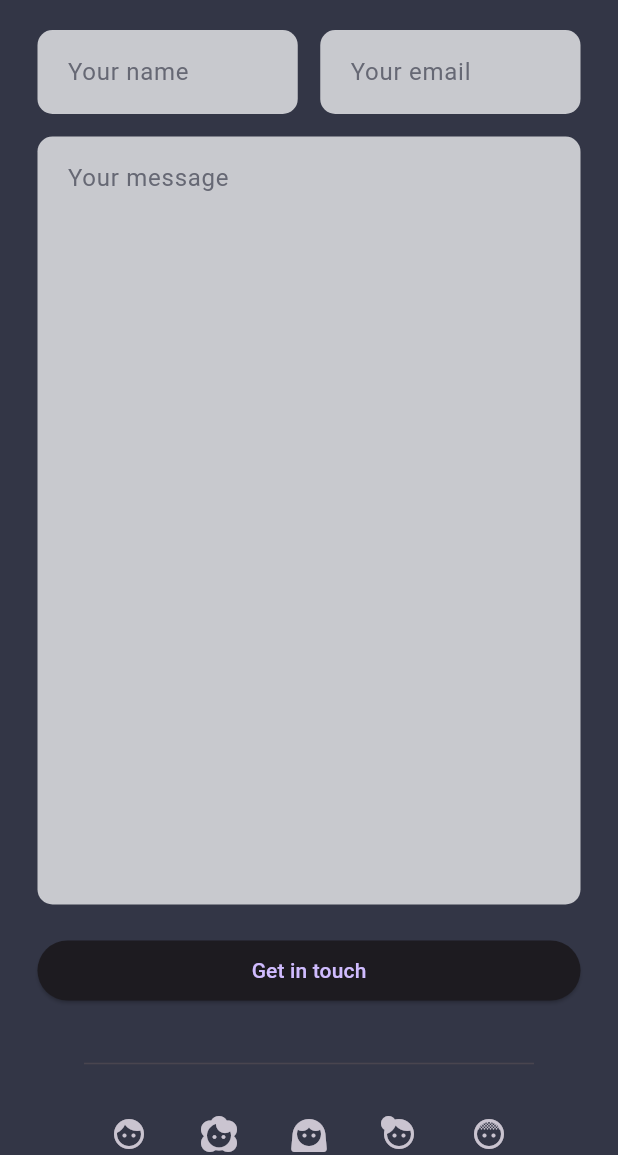
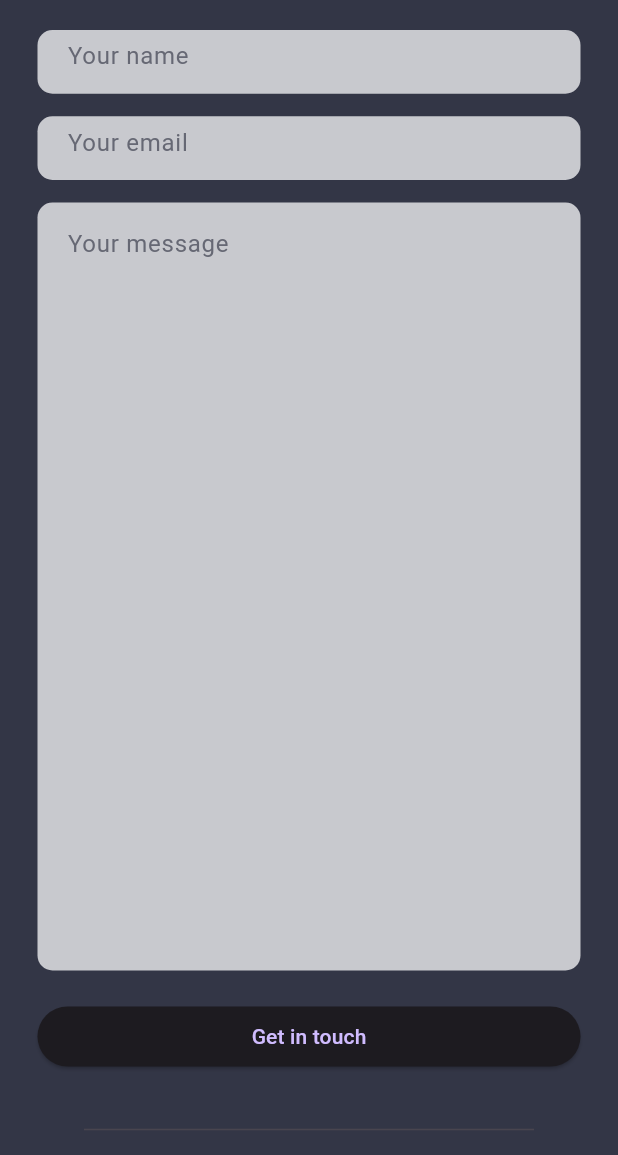
Before and after one commit to t-rogalski/kursflutter, a Flutter app: the screen it shows after launch, on a phone screen of 412 x 824 dp, the part 81-1236 px from its top. Run offline on Flutter 3.47's test engine with Material 3 defaults, Android fonts, the phone set to English and light mode, and no system bars; missing offline and left inert: dart:js.

Commit message:
Dodanie responsywności dla kontaktów

```diff
--- a/lib/pages/home_page.dart
+++ b/lib/pages/home_page.dart
@@ -79,6 +79,7 @@ class _HomePageState extends State<HomePage> {
               // //CHARACTERS
               // CharactersSection(),
               // SizedBox(height: 20),
+
               //CONTACT
               ContactSection(),
             ],
--- a/lib/widgets/contact_section.dart
+++ b/lib/widgets/contact_section.dart
@@ -1,5 +1,6 @@
 import 'package:flutter/material.dart';
 import 'package:flutter_application_1/constants/colors.dart';
+import 'package:flutter_application_1/constants/size.dart';
 import 'package:flutter_application_1/widgets/custom_text_field.dart';
 
 class ContactSection extends StatelessWidget {
@@ -21,17 +22,16 @@ class ContactSection extends StatelessWidget {
             ),
           ),
           SizedBox(height: 20),
+
+          //name & email
           ConstrainedBox(
-            constraints: BoxConstraints(maxWidth: 700),
-            child: Row(
-              children: [
-                // name
-                Flexible(child: CustomTextField(hintText: "Your name")),
-
-                // email
-                SizedBox(width: 15),
-                Flexible(child: CustomTextField(hintText: "Your email")),
-              ],
+            constraints: BoxConstraints(maxWidth: 700, maxHeight: 100),
+            child: LayoutBuilder(
+              builder: (context, constraints) {
+                return constraints.maxWidth >= kminWidth
+                    ? buildNameEmailFieldDesktop()
+                    : buildNameEmailFieldMobile();
+              },
             ),
           ),
           SizedBox(height: 15),
@@ -45,7 +45,7 @@ class ContactSection extends StatelessWidget {
 
           // send button
           ConstrainedBox(
-            constraints: BoxConstraints(maxWidth: 700),
+            constraints: BoxConstraints(maxWidth: 700, maxHeight: 100),
             child: SizedBox(
               width: double.maxFinite,
               child: ElevatedButton(
@@ -79,4 +79,30 @@ class ContactSection extends StatelessWidget {
       ),
     );
   }
+
+  Row buildNameEmailFieldDesktop() {
+    return Row(
+      children: [
+        // name
+        Flexible(child: CustomTextField(hintText: "Your name")),
+
+        // email
+        SizedBox(width: 15),
+        Flexible(child: CustomTextField(hintText: "Your email")),
+      ],
+    );
+  }
+
+  Column buildNameEmailFieldMobile() {
+    return Column(
+      children: [
+        // name
+        Flexible(child: CustomTextField(hintText: "Your name")),
+
+        // email
+        SizedBox(height: 15),
+        Flexible(child: CustomTextField(hintText: "Your email")),
+      ],
+    );
+  }
 }
```
